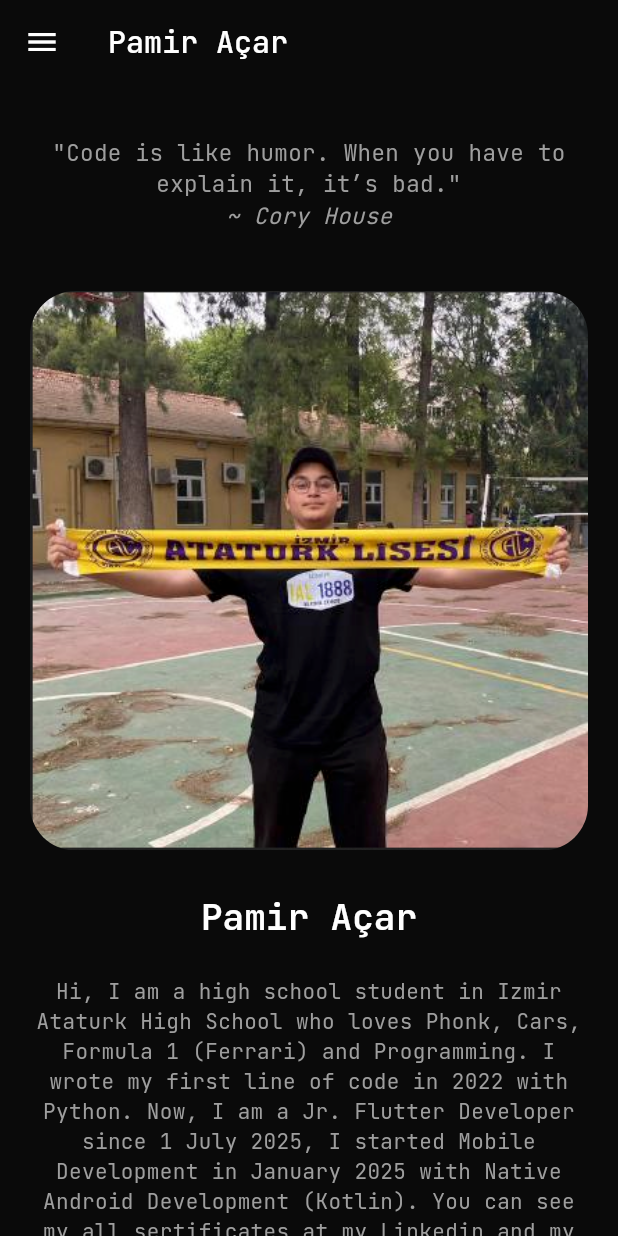
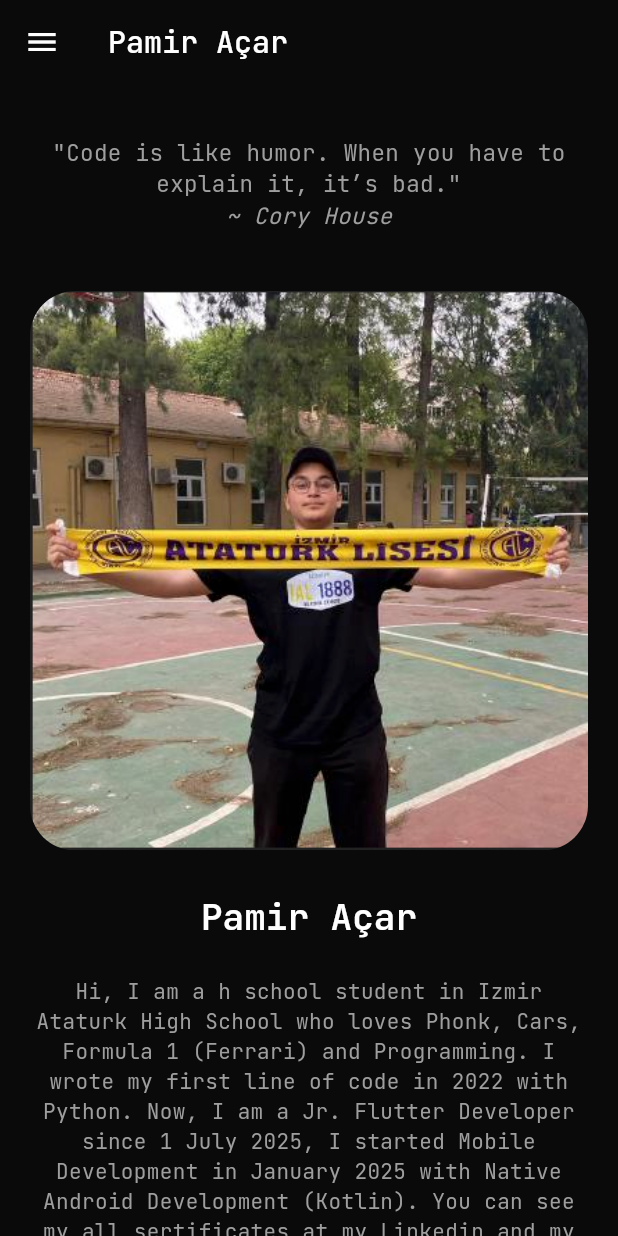
Before and after one commit to pamiracar/personal_website, a Flutter app: the HomePage screen opened by its route, after a tap on "Home", on a phone screen of 412 x 824 dp. Run offline on Flutter 3.47's test engine with Material 3 defaults, Android fonts, the light colour scheme and no system bars; our stand-ins replace flutter_svg, get; missing offline and left inert: dart:html; network calls fail.

Commit message:
Update home page content and IDE settings
Update home page copy and clean up IDE workspace settings. Removed several unused imports from lib/pages/home/home_page.dart, updated the displayed quote and author, changed the displayed name and slightly revised the bio text (also adjusted spacing/punctuation). Mirrored a similar bio wording change in the mobile view (note: mobile copy now contains a typo — "h school"). Cleaned up .idea/workspace.xml by removing the iml change entry, normalizing ProjectColorInfo formatting, and switching the selected settings editor to "dart.settings". .DS_Store file was updated as well.

```diff
--- a/lib/pages/home/home_page.dart
+++ b/lib/pages/home/home_page.dart
@@ -3,9 +3,6 @@ import 'package:flutter_svg/svg.dart';
 import 'package:get/get.dart';
 import 'package:personal_website/app_routes.dart';
 import 'package:personal_website/pages/home/project_widget.dart';
-import 'package:personal_website/pages/home/home_page_mobile.dart';
-import 'package:personal_website/pages/responsive_gate.dart';
-import 'dart:html' as html;
 
 class HomePage extends StatefulWidget {
   const HomePage({super.key});
@@ -64,11 +61,11 @@ class _HomePageState extends State<HomePage> {
               children: [
                 SizedBox(height: 30),
                 const Text(
-                  '"Code is like humor. When you have to explain it, it’s bad."',
+                  '"Talk is cheap, show me the code!"',
                   style: TextStyle(color: Colors.grey, fontSize: 20),
                 ),
                 const Text(
-                  "~ Cory House",
+                  "~ Linus Torvalds",
                   style: TextStyle(
                     color: Colors.grey,
                     fontStyle: FontStyle.italic,
@@ -91,16 +88,16 @@ class _HomePageState extends State<HomePage> {
                       crossAxisAlignment: CrossAxisAlignment.start,
                       children: [
                         Text(
-                          "Pamir Açar",
+                          "değişti",
                           style: TextStyle(
-                            fontSize: 70
+                            fontSize: 70,
                           )
                         ),
                         SizedBox(height: 20),
                         SizedBox(
                           width: 500,
                           child: Text(
-                            "Hi, I am a high school student in Izmir Ataturk High School who loves Phonk, Cars, Formula 1 (Ferrari) and Programming. I wrote my first line of code in 2022 with Python. Now, I am a Jr. Flutter Developer since 1 July 2025, I started Mobile Development in January 2025 with Native Android Development (Kotlin). You can see my all sertificates at my Linkedin and my apps at Github.",
+                            "Hi, I am a high school student in Izmir Ataturk High School who loves Phonk, Cars, Formula 1 (Ferrari) and Programming. I wrote my first line of code in 2022 with Python. Now, I am a Flutter Developer since 1 July 2025, I started Mobile Development in January 2025 with Native Android Development (Kotlin). You can see my all sertificates at my Linkedin and my apps at Github.",
                             textAlign: TextAlign.start,
                             style: TextStyle(color: Colors.grey),
                           ),
--- a/lib/pages/home/home_page_mobile.dart
+++ b/lib/pages/home/home_page_mobile.dart
@@ -57,7 +57,7 @@ class _HomePageMState extends State<HomePageM> {
                 SizedBox(
                   width: 500,
                   child: Text(
-                    "Hi, I am a high school student in Izmir Ataturk High School who loves Phonk, Cars, Formula 1 (Ferrari) and Programming. I wrote my first line of code in 2022 with Python. Now, I am a Jr. Flutter Developer since 1 July 2025, I started Mobile Development in January 2025 with Native Android Development (Kotlin). You can see my all sertificates at my Linkedin and my apps at Github.",
+                    "Hi, I am a h school student in Izmir Ataturk High School who loves Phonk, Cars, Formula 1 (Ferrari) and Programming. I wrote my first line of code in 2022 with Python. Now, I am a Jr. Flutter Developer since 1 July 2025, I started Mobile Development in January 2025 with Native Android Development (Kotlin). You can see my all sertificates at my Linkedin and my apps at Github.",
                     textAlign: TextAlign.center,
                     style: TextStyle(color: Colors.grey),
                   ),
```
Also changed, not shown: 1 other file.
